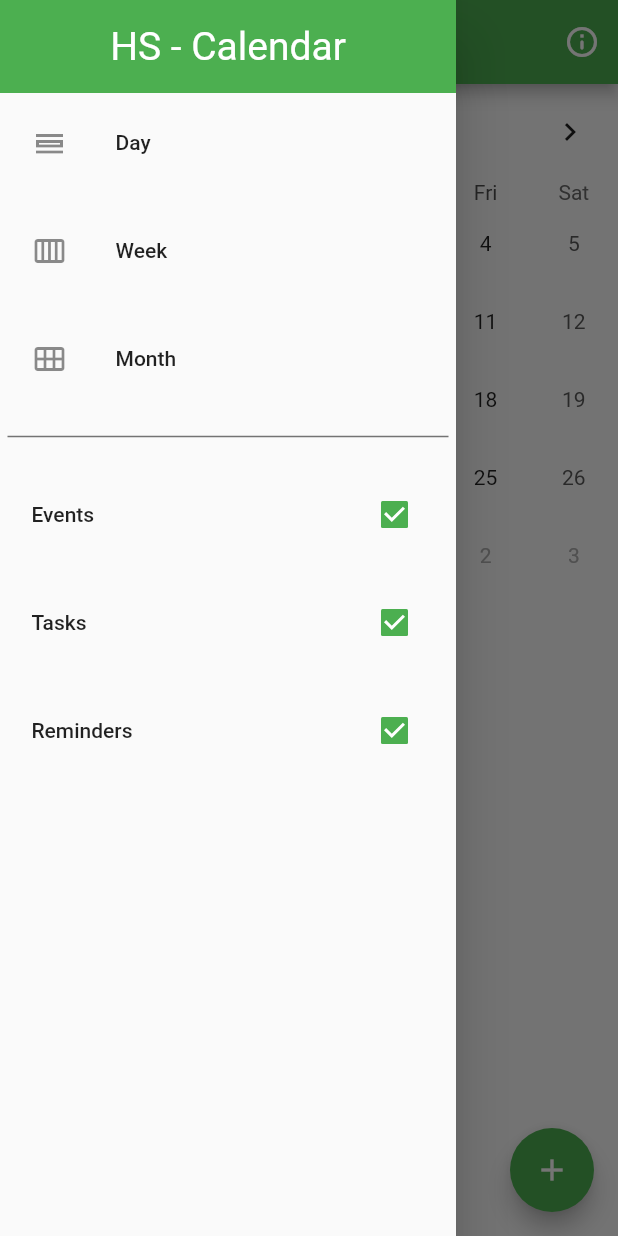
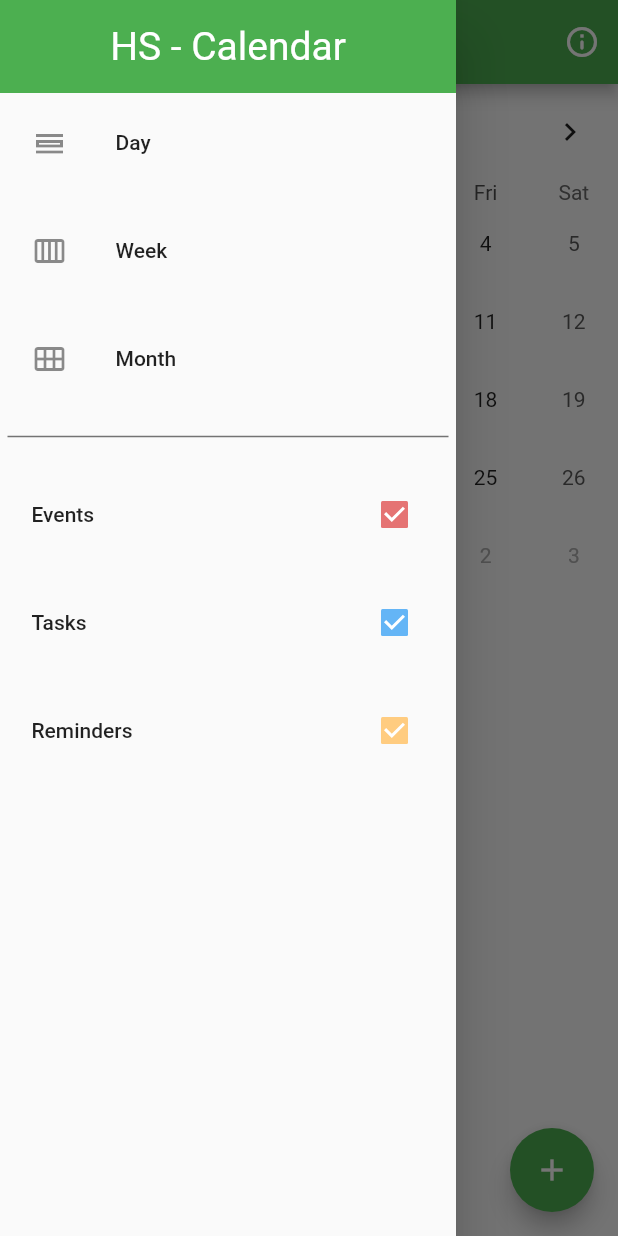
Before and after one commit to alfigueiras/Calendar-HS, a Flutter app: the screen it shows after launch, with the side drawer open, on a phone screen of 412 x 824 dp. Run offline on Flutter 3.47's test engine with Material 2 defaults, Android fonts, the phone set to English and light mode, and no system bars; drawn by our look-alikes of table_calendar.

Commit message:
Checkbox Colors

```diff
--- a/calendar_hs/lib/main.dart
+++ b/calendar_hs/lib/main.dart
@@ -133,6 +133,7 @@ class _MyHomePageState extends State<MyHomePage> {
                   CheckboxListTile(
                     title: const Text("Events"),
                     value: _events,
+                    activeColor: Colors.red[300],
                     onChanged: (bool? value) {
                       setState(() {
                         _events = value;
@@ -142,6 +143,7 @@ class _MyHomePageState extends State<MyHomePage> {
                   CheckboxListTile(
                     title: const Text("Tasks"),
                     value: _tasks,
+                    activeColor: Colors.blue[300],
                     onChanged: (bool? value) {
                       setState(() {
                         _tasks = value;
@@ -151,6 +153,7 @@ class _MyHomePageState extends State<MyHomePage> {
                   CheckboxListTile(
                     title: const Text("Reminders"),
                     value: _reminders,
+                    activeColor: Colors.orange[200],
                     onChanged: (bool? value) {
                       setState(() {
                         _reminders = value;
```
